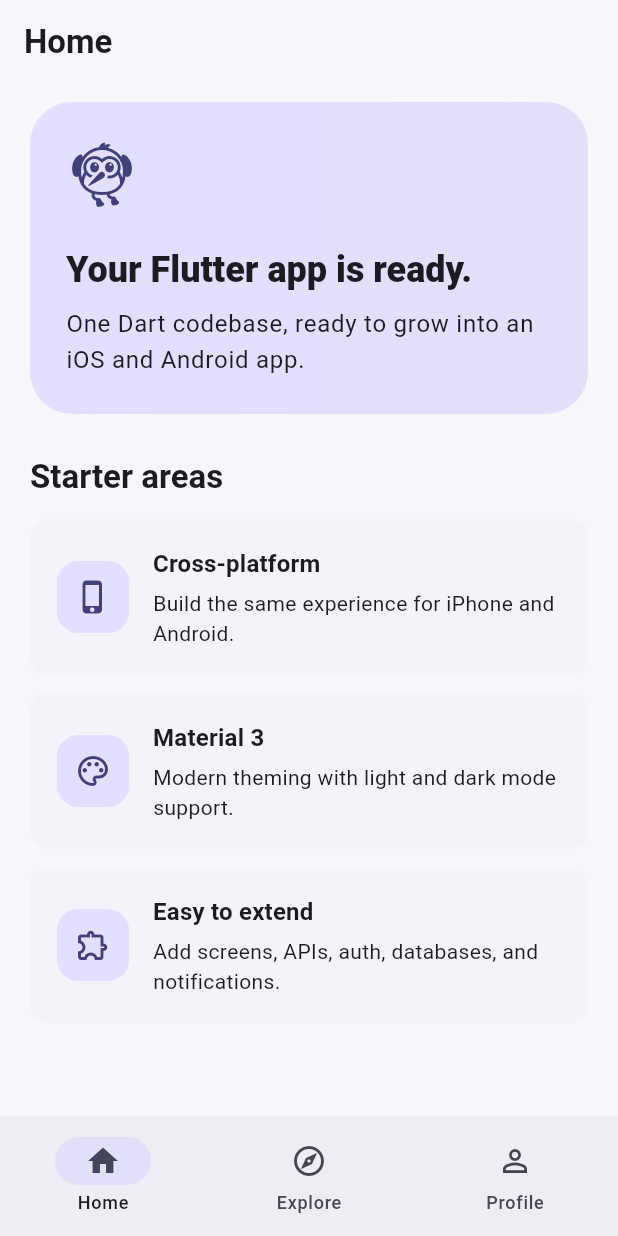
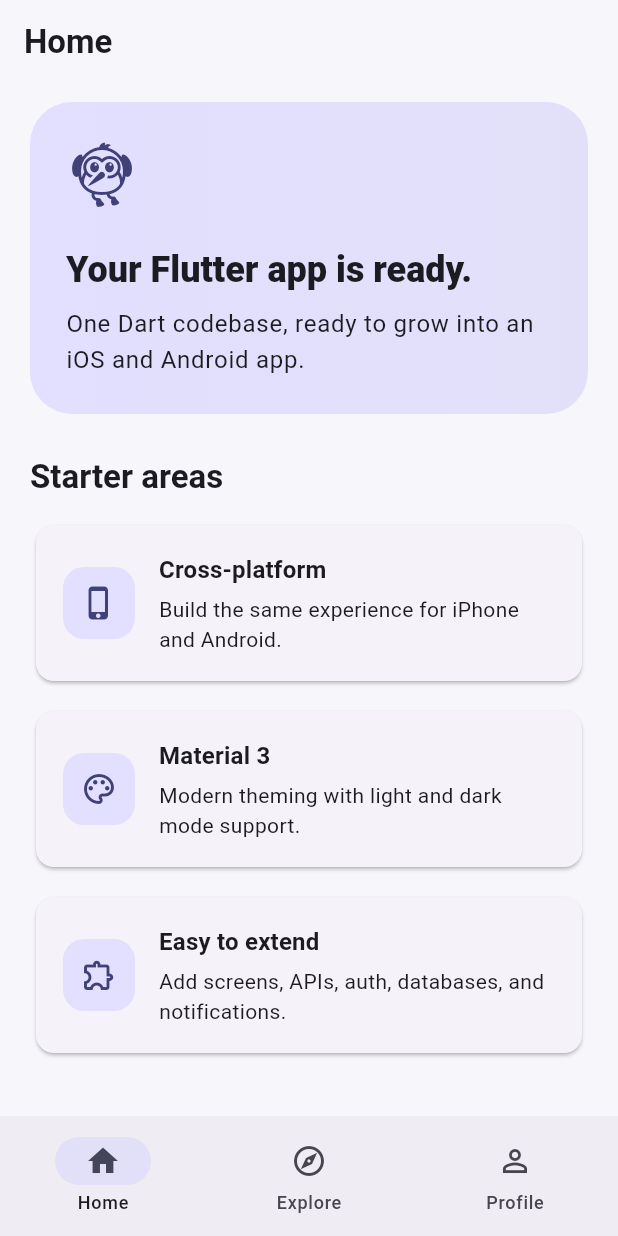
Before and after one commit to ahamdjin/flutter-app, a Flutter app: the screen it shows after launch, on a phone screen of 412 x 824 dp. Run offline on Flutter 3.47's test engine with Material 3 defaults, Android fonts, the phone set to English and light mode, and no system bars.

Commit message:
Improve starter compatibility

```diff
--- a/lib/app.dart
+++ b/lib/app.dart
@@ -24,10 +24,6 @@
           backgroundColor: Colors.transparent,
           surfaceTintColor: Colors.transparent,
         ),
-        cardTheme: const CardThemeData(
-          elevation: 0,
-          margin: EdgeInsets.zero,
-        ),
       ),
       darkTheme: ThemeData(
         colorScheme: ColorScheme.fromSeed(
```
